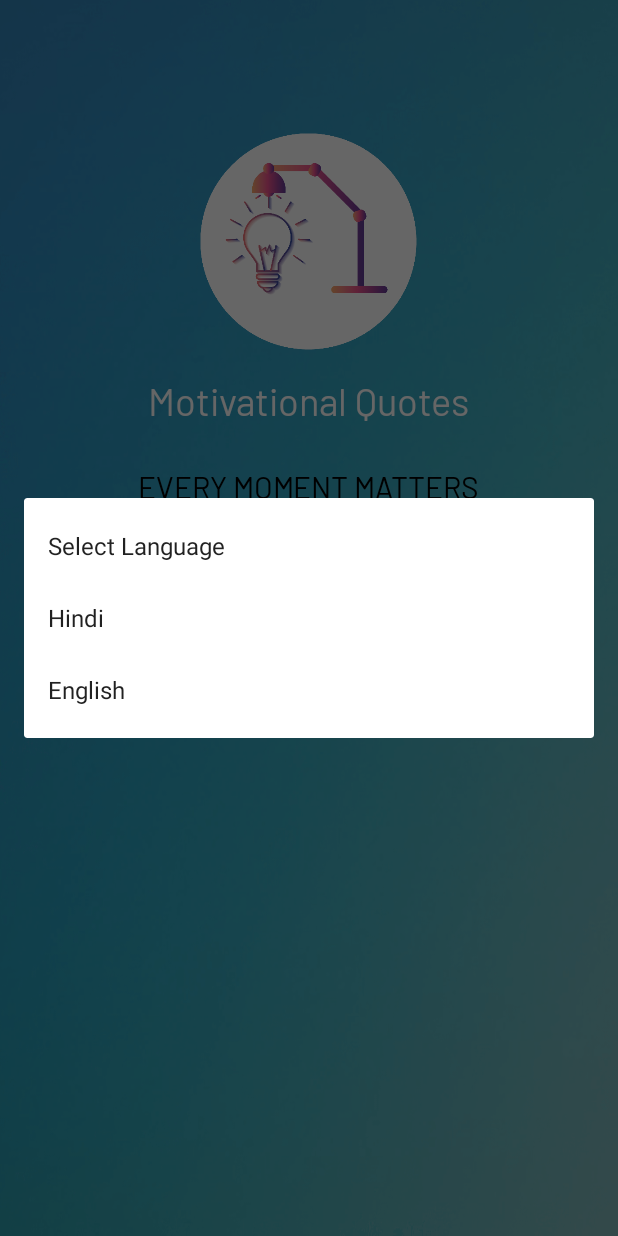
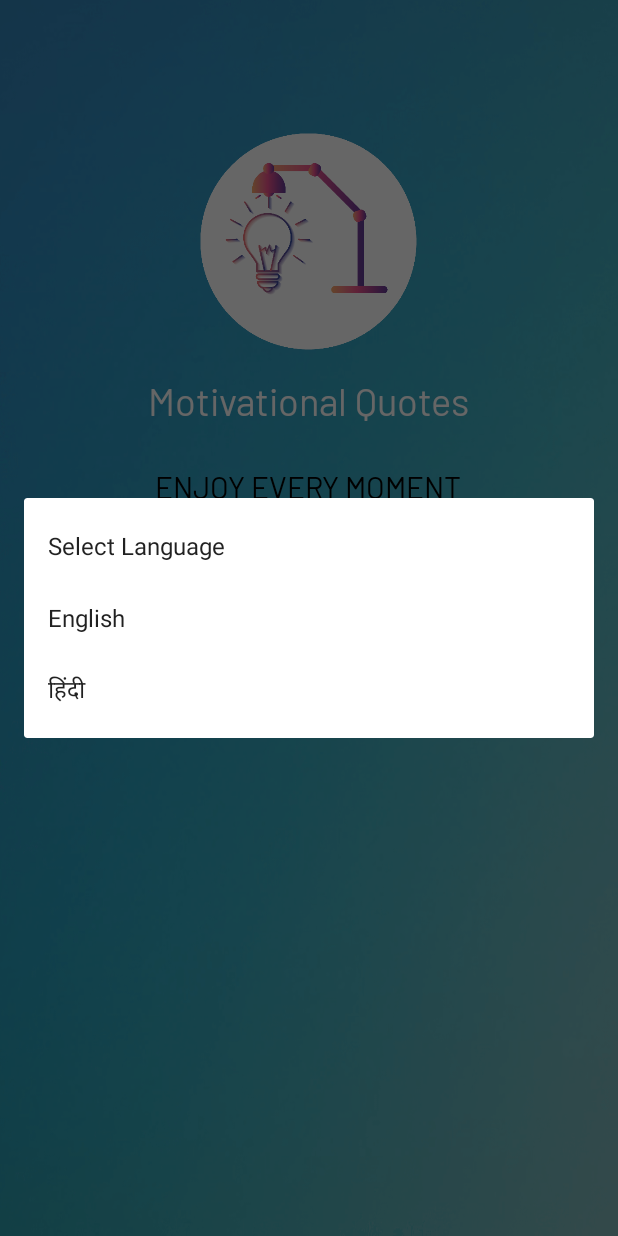
Before and after one commit to ghulamjilani097/MotivationalQuotes, an Android app: the screen it shows after launch (Splash), after a tap on "Select Language", on a phone screen of 412 x 824 dp. Run offline under Robolectric (Android 15) with nearby library versions, the phone set to English and light mode, and no system bars; plain views replace RotatingTextWrapper.

Commit message:
05-3-2018 Jilani

```diff
--- a/app/build.gradle
+++ b/app/build.gradle
@@ -27,4 +27,5 @@ dependencies {
     testImplementation 'junit:junit:4.12'
     androidTestImplementation 'com.android.support.test:runner:1.0.1'
     androidTestImplementation 'com.android.support.test.espresso:espresso-core:3.0.1'
+//    compile 'com.sdsmdg.harjot:rotatingtext:1.0.2'
 }
--- a/app/src/main/java/com/memor/thinkers/jilani/motivationalquotes/MainActivity.java
+++ b/app/src/main/java/com/memor/thinkers/jilani/motivationalquotes/MainActivity.java
@@ -153,7 +153,7 @@ public class MainActivity extends AppCompatActivity
                 }
 
                 this.doubleBackToExitPressedOnce = true;
-                Toast.makeText(this, "Please click BACK again to exit", Toast.LENGTH_SHORT).show();
+                Toast.makeText(this, "Press once again to exit!", Toast.LENGTH_SHORT).show();
                 new Handler().postDelayed(new Runnable() {
 
                     @Override
--- a/app/src/main/java/com/memor/thinkers/jilani/motivationalquotes/Splash.java
+++ b/app/src/main/java/com/memor/thinkers/jilani/motivationalquotes/Splash.java
@@ -2,6 +2,8 @@ package com.memor.thinkers.jilani.motivationalquotes;
 
 import android.content.Context;
 import android.content.Intent;
+import android.content.SharedPreferences;
+import android.graphics.Color;
 import android.graphics.Typeface;
 import android.os.Handler;
 import android.support.v7.app.AppCompatActivity;
@@ -16,6 +18,9 @@ import android.widget.Spinner;
 import android.widget.TextView;
 import android.widget.Toast;
 
+//import com.sdsmdg.harjot.rotatingtext.RotatingTextWrapper;
+//import com.sdsmdg.harjot.rotatingtext.models.Rotatable;
+
 import java.util.ArrayList;
 import java.util.Arrays;
 import java.util.List;
@@ -25,19 +30,18 @@ public class Splash extends AppCompatActivity implements AdapterView.OnItemSelec
 {
     Spinner lang;
     static int i;
+//    static boolean Default1;
     static boolean language=false;
     static boolean mode=false;
     private String[] title = {
-            "ENJOY EVERY MOMENT",
-            "STAY MOTIVATED",
-            "MAKE IT HAPPEN",
-            "YOU CAN DO IT",
-            "THINK POSITIVE BE POSITIVE",
-            "EVERY MOMENT MATTERS",
-            "IF NOT NOW, THEN WHEN?"
+            "ENJOY EVERY MOMENT", "STAY MOTIVATED", "MAKE IT HAPPEN",
+            "YOU CAN DO IT", "THINK POSITIVE BE POSITIVE", "EVERY MOMENT MATTERS",
+            "IF NOT NOW, THEN WHEN?", "SMILE", "GOOD VIBES ONLY", "WORK HARD DREAM BIG", "PROVE THEM WRONG",
+            "NEVER STOP DREAMING", "SHINE LIKE THE STARS", "COLLECT MOMENTS, NOT THINGS", "LIFE IS A GIFT"
     };
 
-    String choose[]={"Select Language","Hindi","English"};
+
+    String choose[]={"Select Language","English","हिंदी"};
     ArrayAdapter<String> arrayAdapter;
     @Override
     protected void onCreate(Bundle savedInstanceState) {
@@ -46,23 +50,66 @@ public class Splash extends AppCompatActivity implements AdapterView.OnItemSelec
         getWindow().requestFeature(Window.FEATURE_NO_TITLE);
         setContentView(R.layout.activity_splash);
 
+
         lang=(Spinner) findViewById(R.id.spinner);
         arrayAdapter=new ArrayAdapter<String>(this, android.R.layout.simple_list_item_1,choose);
         lang.setAdapter(arrayAdapter);
         lang.setOnItemSelectedListener(this);
 
-        TextView splash,quote;
+//        if(Default1)
+//        {
+//            lang.setVisibility(View.INVISIBLE);
+//            final Handler handler = new Handler();
+//            handler.postDelayed(new Runnable() {
+//                @Override
+//                public void run() {
+//                    Intent d=new Intent(getApplicationContext(), MainActivity.class);
+//                    SharedPreferences settings = getSharedPreferences("Default1", 0);
+//                    Default1= settings.getBoolean("firstRun", true);
+//                    finish();
+//                    startActivity(d);
+//                }
+//            }, 3000);
+//
+//
+//        }
+
+        final TextView splash,quote;
         splash=(TextView)findViewById(R.id.txtsplash);
         quote=(TextView)findViewById(R.id.splashquote);
         Typeface typeFace = Typeface.createFromAsset(getAssets(), "Barlow-Regular.ttf");
         splash.setTypeface(typeFace);
         quote.setTypeface(typeFace);
 
-        Random randGen = new Random();
+        final Random randGen = new Random();
         int rando = randGen.nextInt(5);
         String nextValue = title[randGen.nextInt(title.length)];
         quote.setText(nextValue);
+
+        final Handler handler = new Handler();
+        handler.postDelayed(new Runnable() {
+            @Override
+            public void run() {
+                //Do something after 100ms
+                quote.setText(title[randGen.nextInt(title.length)]);
+                handler.postDelayed(this, 5000);
+            }
+        }, 5000);
+
+
+
+
+//        RotatingTextWrapper rotatingTextWrapper = (RotatingTextWrapper) findViewById(R.id.splashquote);
+//        rotatingTextWrapper.setSize(35);
+//
+//        Rotatable rotatable = new Rotatable(Color.parseColor("#FFA036"), 1000, nextValue);
+//        rotatable.setSize(35);
+//        rotatable.setAnimationDuration(500);
+//
+//        rotatingTextWrapper.setContent("?", rotatable);
+
     }
+
 
     @Override
     public void onItemSelected(AdapterView<?> adapterView, View view, int i, long l) {
@@ -73,19 +120,23 @@ public class Splash extends AppCompatActivity implements AdapterView.OnItemSelec
         if(data.equals("English"))
         {
             i=0;
+//            Default1=true;
+//            SharedPreferences settings = getSharedPreferences("Default1", 0);
+//            Default1= settings.getBoolean("firstRun", true);
             language=false;
             mode=false;
             Intent d=new Intent(getApplicationContext(), MainActivity.class);
             d.putExtra("mode",mode);
             d.putExtra("i",i);
             d.putExtra("language",language);
+//            d.putExtra("Default",Default1);
             d.addFlags(Intent.FLAG_ACTIVITY_CLEAR_TOP);
             startActivity(d);
             finish();
             Splash.this.overridePendingTransition(0,0);
             Toast.makeText(Splash.this, "English", Toast.LENGTH_SHORT).show();
         }
-        else if(data.equals("Hindi")){
+        else if(data.equals("हिंदी")){
             i=0;
             language=true;
             mode=false;
@@ -97,7 +148,7 @@ public class Splash extends AppCompatActivity implements AdapterView.OnItemSelec
             startActivity(d);
             finish();
             Splash.this.overridePendingTransition(0,0);
-            Toast.makeText(Splash.this, "Hindi", Toast.LENGTH_SHORT).show();
+            Toast.makeText(Splash.this, "हिंदी", Toast.LENGTH_SHORT).show();
         }
         else if(data.equals("Select Language"))
         {
--- a/app/src/main/res/layout/activity_splash.xml
+++ b/app/src/main/res/layout/activity_splash.xml
@@ -26,6 +26,11 @@
         android:textColor="#ffffff"
         android:textSize="25sp" />
 
+    <!--<com.sdsmdg.harjot.rotatingtext.RotatingTextWrapper-->
+        <!--android:id="@+id/custom_switcher"-->
+        <!--android:layout_width="wrap_content"-->
+        <!--android:layout_height="wrap_content" />-->
+
     <TextView
         android:id="@+id/splashquote"
         android:layout_width="wrap_content"
```
Also changed, not shown: app/src/main/java/com/memor/thinkers/jilani/motivationalquotes/ViewPagerAdapter.java (line endings or trailing spaces).
